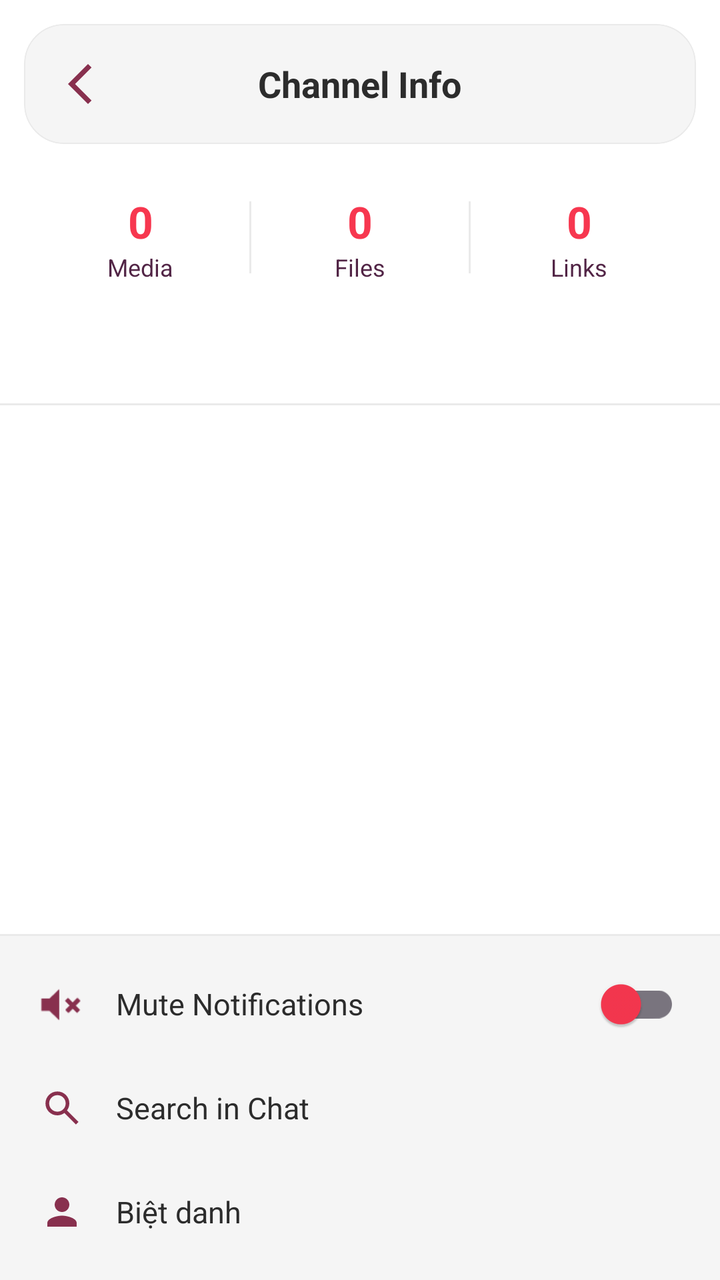
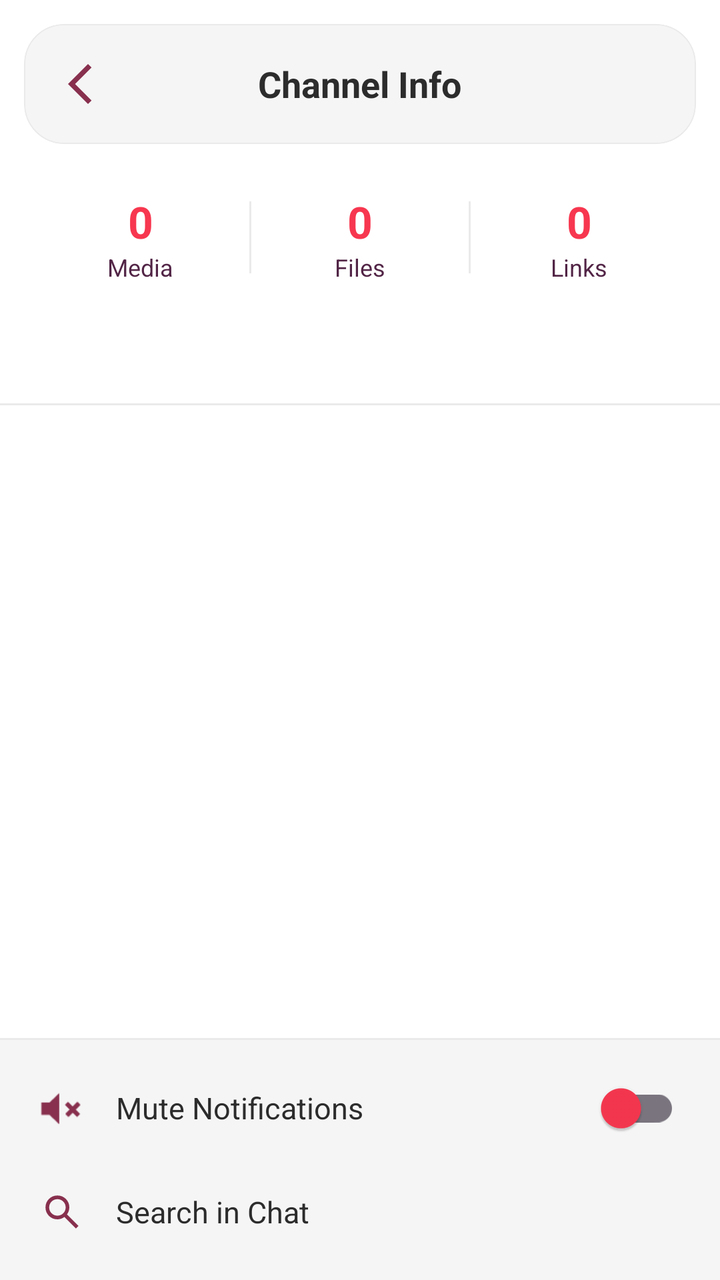

The first picture is an Android layout as it rendered before a commit; the second is the same layout after the commit. The layout source and the unified diff follow.
<!-- AndroidManifest.xml: application theme Theme.SE114_CallingSystem -->
<!-- res/layout/activity_chat_info.xml -->
<?xml version="1.0" encoding="utf-8"?>
<LinearLayout xmlns:android="http://schemas.android.com/apk/res/android"
    xmlns:app="http://schemas.android.com/apk/res-auto"
    android:id="@+id/main"
    android:layout_width="match_parent"
    android:layout_height="match_parent"
    android:background="@color/bg_primary"
    android:orientation="vertical"
    android:fitsSystemWindows="true">

    
    <com.google.android.material.card.MaterialCardView
        android:layout_width="match_parent"
        android:layout_height="60dp"
        android:layout_margin="12dp"
        app:cardBackgroundColor="@color/bg_secondary"
        app:cardCornerRadius="20dp"
        app:cardElevation="0dp"
        app:strokeColor="@color/card_stroke"
        app:strokeWidth="0.5dp">

        <RelativeLayout
            android:layout_width="match_parent"
            android:layout_height="match_parent"
            android:paddingHorizontal="16dp">

            <ImageView
                android:id="@+id/btnBack"
                android:layout_width="24dp"
                android:layout_height="24dp"
                android:layout_centerVertical="true"
                android:src="@drawable/icon_backbutton"
                app:tint="@color/icon_tint" />

            <TextView
                android:id="@+id/tvChannelInfoName"
                android:layout_width="wrap_content"
                android:layout_height="wrap_content"
                android:layout_centerInParent="true"
                android:text="Channel Info"
                android:textColor="@color/text_primary"
                android:textSize="18sp"
                android:textStyle="bold" />
        </RelativeLayout>
    </com.google.android.material.card.MaterialCardView>

    
    <LinearLayout
        android:layout_width="match_parent"
        android:layout_height="wrap_content"
        android:orientation="horizontal"
        android:gravity="center"
        android:paddingVertical="12dp"
        android:layout_marginHorizontal="16dp">

        <LinearLayout
            android:layout_width="0dp"
            android:layout_height="wrap_content"
            android:layout_weight="1"
            android:gravity="center"
            android:orientation="vertical">
            <TextView
                android:id="@+id/tvMediaCount"
                android:layout_width="wrap_content"
                android:layout_height="wrap_content"
                android:text="0"
                android:textColor="@color/accent"
                android:textSize="22sp"
                android:textStyle="bold" />
            <TextView
                android:layout_width="wrap_content"
                android:layout_height="wrap_content"
                android:text="Media"
                android:textColor="@color/text_secondary"
                android:textSize="12sp" />
        </LinearLayout>

        <View
            android:layout_width="1dp"
            android:layout_height="36dp"
            android:background="@color/divider" />

        <LinearLayout
            android:layout_width="0dp"
            android:layout_height="wrap_content"
            android:layout_weight="1"
            android:gravity="center"
            android:orientation="vertical">
            <TextView
                android:id="@+id/tvFileCount"
                android:layout_width="wrap_content"
                android:layout_height="wrap_content"
                android:text="0"
                android:textColor="@color/accent"
                android:textSize="22sp"
                android:textStyle="bold" />
            <TextView
                android:layout_width="wrap_content"
                android:layout_height="wrap_content"
                android:text="Files"
                android:textColor="@color/text_secondary"
                android:textSize="12sp" />
        </LinearLayout>

        <View
            android:layout_width="1dp"
            android:layout_height="36dp"
            android:background="@color/divider" />

        <LinearLayout
            android:layout_width="0dp"
            android:layout_height="wrap_content"
            android:layout_weight="1"
            android:gravity="center"
            android:orientation="vertical">
            <TextView
                android:id="@+id/tvLinkCount"
                android:layout_width="wrap_content"
                android:layout_height="wrap_content"
                android:text="0"
                android:textColor="@color/accent"
                android:textSize="22sp"
                android:textStyle="bold" />
            <TextView
                android:layout_width="wrap_content"
                android:layout_height="wrap_content"
                android:text="Links"
                android:textColor="@color/text_secondary"
                android:textSize="12sp" />
        </LinearLayout>
    </LinearLayout>

    
    <com.google.android.material.tabs.TabLayout
        android:id="@+id/tabLayout"
        android:layout_width="match_parent"
        android:layout_height="48dp"
        android:layout_marginHorizontal="16dp"
        android:background="@color/bg_primary"
        app:tabIndicatorColor="@color/accent"
        app:tabIndicatorHeight="3dp"
        app:tabIndicatorFullWidth="false"
        app:tabSelectedTextColor="@color/accent"
        app:tabTextColor="@color/text_secondary"
        app:tabRippleColor="@color/accent_surface"
        app:tabMode="fixed"
        app:tabGravity="fill" />

    <View
        android:layout_width="match_parent"
        android:layout_height="1dp"
        android:background="@color/divider" />

    
    <androidx.viewpager2.widget.ViewPager2
        android:id="@+id/viewPager"
        android:layout_width="match_parent"
        android:layout_height="0dp"
        android:layout_weight="1" />

    
    <View
        android:layout_width="match_parent"
        android:layout_height="1dp"
        android:background="@color/divider" />

    <LinearLayout
        android:layout_width="match_parent"
        android:layout_height="wrap_content"
        android:background="@color/bg_secondary"
        android:orientation="vertical"
        android:paddingVertical="8dp">

        <LinearLayout
            android:id="@+id/btnMuteNotifications"
            android:layout_width="match_parent"
            android:layout_height="52dp"
            android:gravity="center_vertical"
            android:paddingHorizontal="20dp"
            android:background="?attr/selectableItemBackground"
            android:clickable="true"
            android:focusable="true">
            <ImageView
                android:layout_width="22dp"
                android:layout_height="22dp"
                android:src="@android:drawable/ic_lock_silent_mode"
                app:tint="@color/icon_tint" />
            <TextView
                android:layout_width="0dp"
                android:layout_height="wrap_content"
                android:layout_weight="1"
                android:layout_marginStart="16dp"
                android:text="Mute Notifications"
                android:textColor="@color/text_primary"
                android:textSize="15sp" />
            <com.google.android.material.switchmaterial.SwitchMaterial
                android:id="@+id/switchMute"
                android:layout_width="wrap_content"
                android:layout_height="wrap_content"
                app:thumbTint="@color/accent" />
        </LinearLayout>

        <LinearLayout
            android:id="@+id/btnSearchInChat"
            android:layout_width="match_parent"
            android:layout_height="52dp"
            android:gravity="center_vertical"
            android:paddingHorizontal="20dp"
            android:background="?attr/selectableItemBackground"
            android:clickable="true"
            android:focusable="true">
            <ImageView
                android:layout_width="22dp"
                android:layout_height="22dp"
                android:src="@drawable/icon_searchbutton"
                app:tint="@color/icon_tint" />
            <TextView
                android:layout_width="wrap_content"
                android:layout_height="wrap_content"
                android:layout_marginStart="16dp"
                android:text="Search in Chat"
                android:textColor="@color/text_primary"
                android:textSize="15sp" />
        </LinearLayout>

        <LinearLayout
            android:id="@+id/btnNicknames"
            android:layout_width="match_parent"
            android:layout_height="52dp"
            android:gravity="center_vertical"
            android:paddingHorizontal="20dp"
            android:background="?attr/selectableItemBackground"
            android:clickable="true"
            android:focusable="true">
            <ImageView
                android:layout_width="22dp"
                android:layout_height="22dp"
                android:src="@drawable/icon_user"
                app:tint="@color/icon_tint" />
            <TextView
                android:layout_width="wrap_content"
                android:layout_height="wrap_content"
                android:layout_marginStart="16dp"
                android:text="Biệt danh"
                android:textColor="@color/text_primary"
                android:textSize="15sp" />
        </LinearLayout>

    </LinearLayout>

</LinearLayout>
<!-- resources referenced by this layout -->
<resources>
  <color name="accent">#F7374F</color>
  <color name="accent_surface">#FFE5E8</color>
  <color name="bg_primary">#FFFFFF</color>
  <color name="bg_secondary">#F5F5F5</color>
  <color name="card_stroke">#EAEAEA</color>
  <color name="divider">#EAEAEA</color>
  <color name="icon_tint">#88304E</color>
  <color name="text_primary">#2C2C2C</color>
  <color name="text_secondary">#522546</color>
  <!-- drawable icon_backbutton (drawable) -->
  <vector xmlns:android="http://schemas.android.com/apk/res/android"
      android:width="24dp"
      android:height="24dp"
      android:viewportWidth="960"
      android:viewportHeight="960">
    <path
        android:pathData="M640,880 L240,480l400,-400 71,71 -329,329 329,329 -71,71Z"
        android:fillColor="#000000"/>
  </vector>
  <!-- drawable icon_searchbutton (drawable) -->
  <vector xmlns:android="http://schemas.android.com/apk/res/android"
      android:width="24dp"
      android:height="24dp"
      android:viewportWidth="960"
      android:viewportHeight="960">
    <path
        android:pathData="M784,840 L532,588q-30,24 -69,38t-83,14q-109,0 -184.5,-75.5T120,380q0,-109 75.5,-184.5T380,120q109,0 184.5,75.5T640,380q0,44 -14,83t-38,69l252,252 -56,56ZM380,560q75,0 127.5,-52.5T560,380q0,-75 -52.5,-127.5T380,200q-75,0 -127.5,52.5T200,380q0,75 52.5,127.5T380,560Z"
        android:fillColor="#000000"/>
  </vector>
  <!-- drawable icon_user (drawable) -->
  <?xml version="1.0" encoding="utf-8"?>
  <vector xmlns:android="http://schemas.android.com/apk/res/android"
      android:width="24dp"
      android:height="24dp"
      android:viewportWidth="24"
      android:viewportHeight="24">
      <path
          android:fillColor="#FFFFFF"
          android:pathData="M12,12c2.21,0 4,-1.79 4,-4s-1.79,-4 -4,-4 -4,1.79 -4,4 1.79,4 4,4zM12,14c-2.67,0 -8,1.34 -8,4v2h16v-2c0,-2.66 -5.33,-4 -8,-4z"/>
  </vector>
  <style name="Theme.SE114_CallingSystem" parent="Base.Theme.SE114_CallingSystem" />
  <style name="Base.Theme.SE114_CallingSystem" parent="Theme.Material3.DayNight.NoActionBar">
          <item name="colorPrimary">@color/accent</item>
          <item name="colorOnPrimary">@color/text_on_accent</item>
          <item name="colorSecondary">@color/accent_light</item>
          <item name="android:windowBackground">@color/bg_primary</item>
          <item name="android:statusBarColor">@color/bg_primary</item>
          <item name="android:navigationBarColor">@color/bg_primary</item>
      </style>
  <color name="text_on_accent">#FFFFFF</color>
  <color name="accent_light">#FF6B7A</color>
</resources>

<!-- the commit's change to res/layout/activity_chat_info.xml (unified diff, before → after) -->
@@ -223,28 +223,7 @@
                 android:textSize="15sp" />
         </LinearLayout>
 
-        <LinearLayout
-            android:id="@+id/btnNicknames"
-            android:layout_width="match_parent"
-            android:layout_height="52dp"
-            android:gravity="center_vertical"
-            android:paddingHorizontal="20dp"
-            android:background="?attr/selectableItemBackground"
-            android:clickable="true"
-            android:focusable="true">
-            <ImageView
-                android:layout_width="22dp"
-                android:layout_height="22dp"
-                android:src="@drawable/icon_user"
-                app:tint="@color/icon_tint" />
-            <TextView
-                android:layout_width="wrap_content"
-                android:layout_height="wrap_content"
-                android:layout_marginStart="16dp"
-                android:text="Biệt danh"
-                android:textColor="@color/text_primary"
-                android:textSize="15sp" />
-        </LinearLayout>
+
 
     </LinearLayout>
 
<!-- resource entries referenced after the edit -->
@@ -29,17 +29,6 @@
         android:pathData="M784,840 L532,588q-30,24 -69,38t-83,14q-109,0 -184.5,-75.5T120,380q0,-109 75.5,-184.5T380,120q109,0 184.5,75.5T640,380q0,44 -14,83t-38,69l252,252 -56,56ZM380,560q75,0 127.5,-52.5T560,380q0,-75 -52.5,-127.5T380,200q-75,0 -127.5,52.5T200,380q0,75 52.5,127.5T380,560Z"
         android:fillColor="#000000"/>
   </vector>
-  <!-- drawable icon_user (drawable) -->
-  <?xml version="1.0" encoding="utf-8"?>
-  <vector xmlns:android="http://schemas.android.com/apk/res/android"
-      android:width="24dp"
-      android:height="24dp"
-      android:viewportWidth="24"
-      android:viewportHeight="24">
-      <path
-          android:fillColor="#FFFFFF"
-          android:pathData="M12,12c2.21,0 4,-1.79 4,-4s-1.79,-4 -4,-4 -4,1.79 -4,4 1.79,4 4,4zM12,14c-2.67,0 -8,1.34 -8,4v2h16v-2c0,-2.66 -5.33,-4 -8,-4z"/>
-  </vector>
   <style name="Theme.SE114_CallingSystem" parent="Base.Theme.SE114_CallingSystem" />
   <style name="Base.Theme.SE114_CallingSystem" parent="Theme.Material3.DayNight.NoActionBar">
           <item name="colorPrimary">@color/accent</item>
